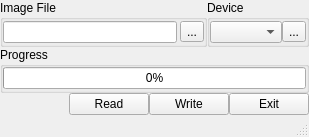
Qt form src/mainwindow.ui (GDKsoftware/win32diskimager) before a commit.
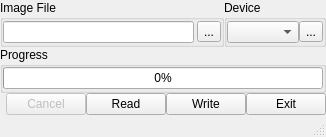
The same form after that commit. Icons and pictures are not drawn.

Commit message: Added cancel button.

Diff of the .ui file:
```diff
--- a/src/mainwindow.ui
+++ b/src/mainwindow.ui
@@ -5,7 +5,7 @@
    <rect>
     <x>0</x>
     <y>0</y>
-    <width>309</width>
+    <width>326</width>
     <height>137</height>
    </rect>
   </property>
@@ -136,8 +136,33 @@
         </property>
        </spacer>
       </item>
+      <item>
+       <widget class="QPushButton" name="bCancel" >
+        <property name="enabled" >
+         <bool>false</bool>
+        </property>
+        <property name="sizePolicy" >
+         <sizepolicy vsizetype="Fixed" hsizetype="Fixed" >
+          <horstretch>0</horstretch>
+          <verstretch>0</verstretch>
+         </sizepolicy>
+        </property>
+        <property name="statusTip" >
+         <string>Cancel current process.</string>
+        </property>
+        <property name="text" >
+         <string>Cancel</string>
+        </property>
+       </widget>
+      </item>
       <item>
        <widget class="QPushButton" name="bRead" >
+        <property name="sizePolicy" >
+         <sizepolicy vsizetype="Fixed" hsizetype="Fixed" >
+          <horstretch>0</horstretch>
+          <verstretch>0</verstretch>
+         </sizepolicy>
+        </property>
         <property name="toolTip" >
          <string/>
         </property>
@@ -151,6 +176,12 @@
       </item>
       <item>
        <widget class="QPushButton" name="bWrite" >
+        <property name="sizePolicy" >
+         <sizepolicy vsizetype="Fixed" hsizetype="Fixed" >
+          <horstretch>0</horstretch>
+          <verstretch>0</verstretch>
+         </sizepolicy>
+        </property>
         <property name="statusTip" >
          <string>Write data in 'Image File' to 'Device'</string>
         </property>
@@ -161,6 +192,12 @@
       </item>
       <item>
        <widget class="QPushButton" name="bExit" >
+        <property name="sizePolicy" >
+         <sizepolicy vsizetype="Fixed" hsizetype="Fixed" >
+          <horstretch>0</horstretch>
+          <verstretch>0</verstretch>
+         </sizepolicy>
+        </property>
         <property name="statusTip" >
          <string>Exit Win32 Disk Imager</string>
         </property>
```
The commit also changes 3 other files.
